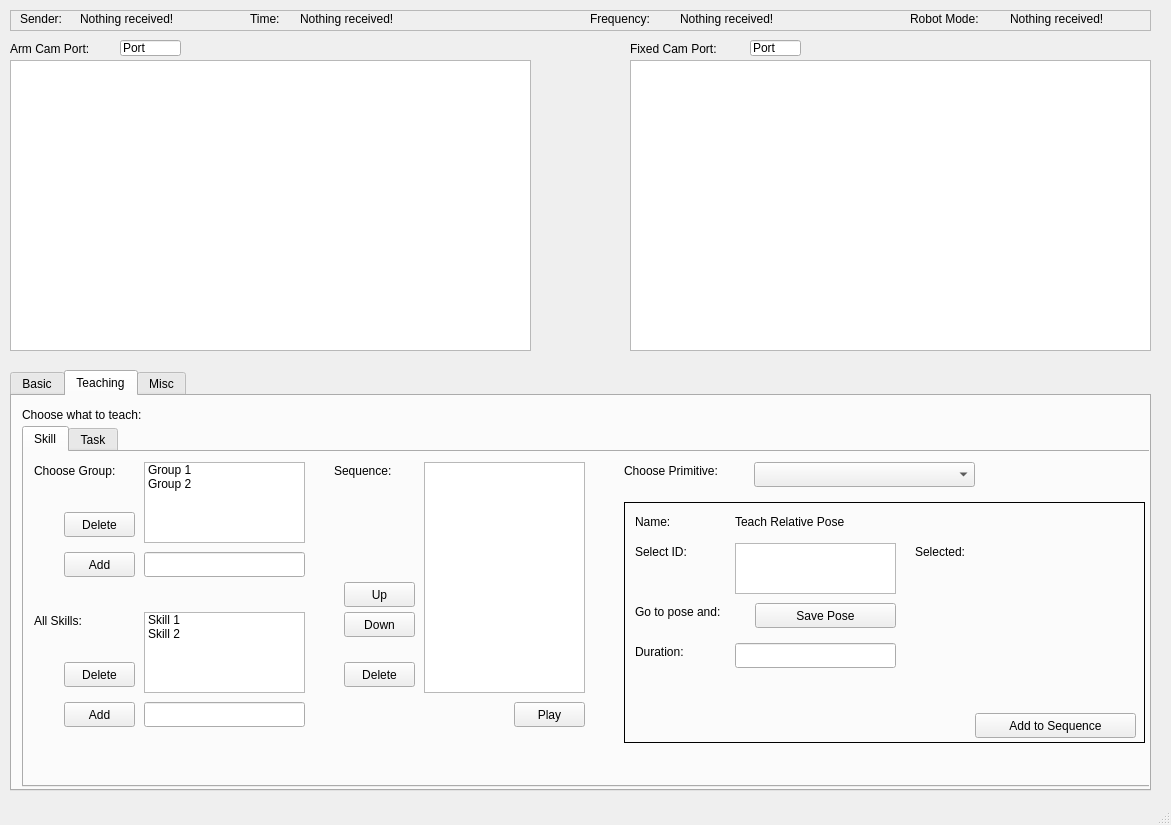
This is user-interface/userinterface.ui in TheGaertner/cryopreservation-panda as Qt 5 draws it before an edit. The edited form follows.
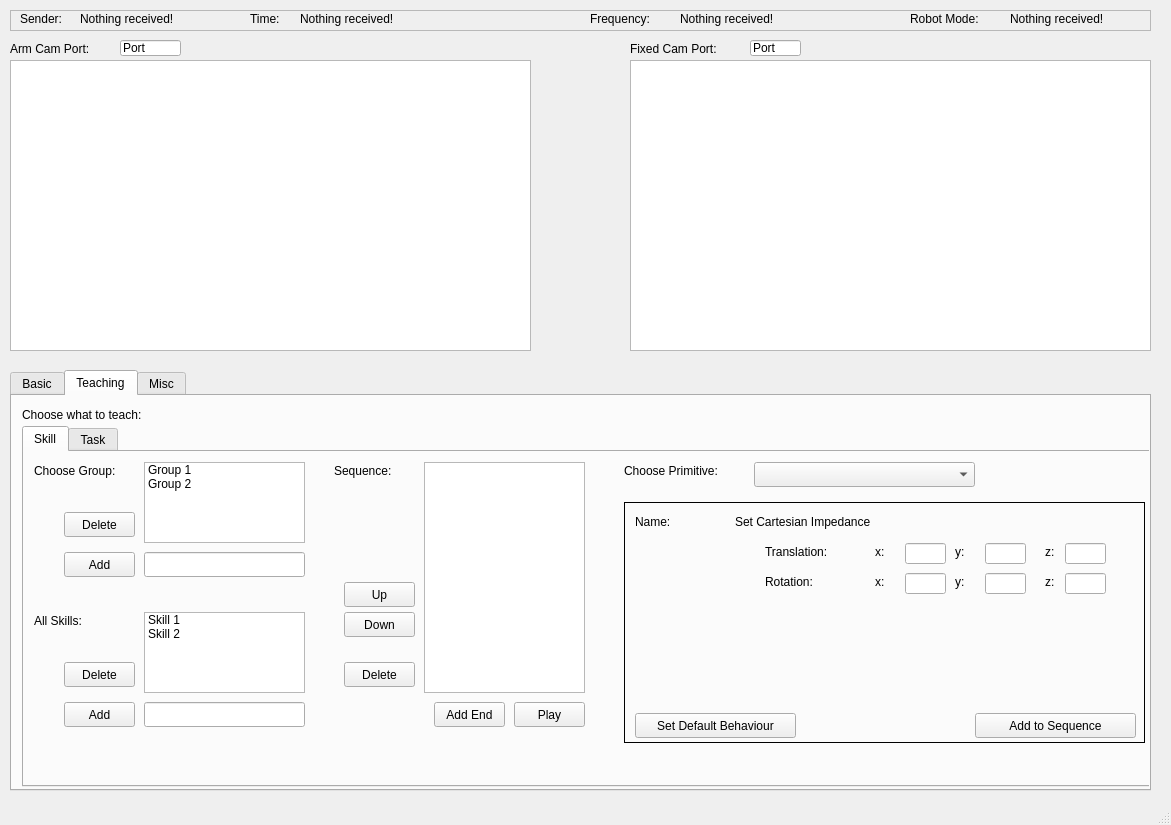
This is the edited form. The open tabs and pages were chosen to show the change. Icons and pictures are not drawn. Custom widgets are drawn as their Qt base class.

Patch:
```diff
--- a/user-interface/userinterface.ui
+++ b/user-interface/userinterface.ui
@@ -1879,6 +1879,224 @@
           </property>
          </widget>
         </widget>
+        <widget class="QWidget" name="page">
+         <widget class="QLineEdit" name="lineEdit_64">
+          <property name="geometry">
+           <rect>
+            <x>280</x>
+            <y>70</y>
+            <width>41</width>
+            <height>21</height>
+           </rect>
+          </property>
+         </widget>
+         <widget class="QLineEdit" name="lineEdit_65">
+          <property name="geometry">
+           <rect>
+            <x>360</x>
+            <y>70</y>
+            <width>41</width>
+            <height>21</height>
+           </rect>
+          </property>
+         </widget>
+         <widget class="QLabel" name="label_144">
+          <property name="geometry">
+           <rect>
+            <x>110</x>
+            <y>10</y>
+            <width>191</width>
+            <height>17</height>
+           </rect>
+          </property>
+          <property name="text">
+           <string>Set Cartesian Impedance</string>
+          </property>
+         </widget>
+         <widget class="QLabel" name="label_145">
+          <property name="geometry">
+           <rect>
+            <x>10</x>
+            <y>10</y>
+            <width>91</width>
+            <height>17</height>
+           </rect>
+          </property>
+          <property name="text">
+           <string>Name:</string>
+          </property>
+         </widget>
+         <widget class="QLabel" name="label_146">
+          <property name="geometry">
+           <rect>
+            <x>330</x>
+            <y>40</y>
+            <width>21</width>
+            <height>17</height>
+           </rect>
+          </property>
+          <property name="text">
+           <string>y:</string>
+          </property>
+         </widget>
+         <widget class="QLineEdit" name="lineEdit_66">
+          <property name="geometry">
+           <rect>
+            <x>360</x>
+            <y>40</y>
+            <width>41</width>
+            <height>21</height>
+           </rect>
+          </property>
+         </widget>
+         <widget class="QLabel" name="label_147">
+          <property name="geometry">
+           <rect>
+            <x>140</x>
+            <y>70</y>
+            <width>91</width>
+            <height>17</height>
+           </rect>
+          </property>
+          <property name="text">
+           <string>Rotation:</string>
+          </property>
+         </widget>
+         <widget class="QPushButton" name="pushButton_49">
+          <property name="geometry">
+           <rect>
+            <x>350</x>
+            <y>210</y>
+            <width>161</width>
+            <height>25</height>
+           </rect>
+          </property>
+          <property name="text">
+           <string>Add to Sequence</string>
+          </property>
+         </widget>
+         <widget class="QLabel" name="label_148">
+          <property name="geometry">
+           <rect>
+            <x>420</x>
+            <y>40</y>
+            <width>21</width>
+            <height>17</height>
+           </rect>
+          </property>
+          <property name="text">
+           <string>z:</string>
+          </property>
+         </widget>
+         <widget class="QLabel" name="label_149">
+          <property name="geometry">
+           <rect>
+            <x>420</x>
+            <y>70</y>
+            <width>21</width>
+            <height>17</height>
+           </rect>
+          </property>
+          <property name="text">
+           <string>z:</string>
+          </property>
+         </widget>
+         <widget class="QLabel" name="label_150">
+          <property name="geometry">
+           <rect>
+            <x>140</x>
+            <y>40</y>
+            <width>91</width>
+            <height>17</height>
+           </rect>
+          </property>
+          <property name="text">
+           <string>Translation:</string>
+          </property>
+         </widget>
+         <widget class="QLabel" name="label_151">
+          <property name="geometry">
+           <rect>
+            <x>250</x>
+            <y>70</y>
+            <width>21</width>
+            <height>17</height>
+           </rect>
+          </property>
+          <property name="text">
+           <string>x:</string>
+          </property>
+         </widget>
+         <widget class="QLineEdit" name="lineEdit_67">
+          <property name="geometry">
+           <rect>
+            <x>280</x>
+            <y>40</y>
+            <width>41</width>
+            <height>21</height>
+           </rect>
+          </property>
+         </widget>
+         <widget class="QLabel" name="label_152">
+          <property name="geometry">
+           <rect>
+            <x>250</x>
+            <y>40</y>
+            <width>21</width>
+            <height>17</height>
+           </rect>
+          </property>
+          <property name="text">
+           <string>x:</string>
+          </property>
+         </widget>
+         <widget class="QLineEdit" name="lineEdit_68">
+          <property name="geometry">
+           <rect>
+            <x>440</x>
+            <y>70</y>
+            <width>41</width>
+            <height>21</height>
+           </rect>
+          </property>
+         </widget>
+         <widget class="QLabel" name="label_153">
+          <property name="geometry">
+           <rect>
+            <x>330</x>
+            <y>70</y>
+            <width>21</width>
+            <height>17</height>
+           </rect>
+          </property>
+          <property name="text">
+           <string>y:</string>
+          </property>
+         </widget>
+         <widget class="QLineEdit" name="lineEdit_52">
+          <property name="geometry">
+           <rect>
+            <x>440</x>
+            <y>40</y>
+            <width>41</width>
+            <height>21</height>
+           </rect>
+          </property>
+         </widget>
+         <widget class="QPushButton" name="pushButton_50">
+          <property name="geometry">
+           <rect>
+            <x>10</x>
+            <y>210</y>
+            <width>161</width>
+            <height>25</height>
+           </rect>
+          </property>
+          <property name="text">
+           <string>Set Default Behaviour</string>
+          </property>
+         </widget>
+        </widget>
        </widget>
        <widget class="QLabel" name="label_19">
         <property name="geometry">
@@ -2000,6 +2218,19 @@
          <string>Play</string>
         </property>
        </widget>
+       <widget class="QPushButton" name="pushButton_38">
+        <property name="geometry">
+         <rect>
+          <x>410</x>
+          <y>250</y>
+          <width>71</width>
+          <height>25</height>
+         </rect>
+        </property>
+        <property name="text">
+         <string>Add End</string>
+        </property>
+       </widget>
       </widget>
       <widget class="QWidget" name="tab_9">
        <attribute name="title">
```
Left out of the diff: 2 changed lines with no effect on the pictures.
